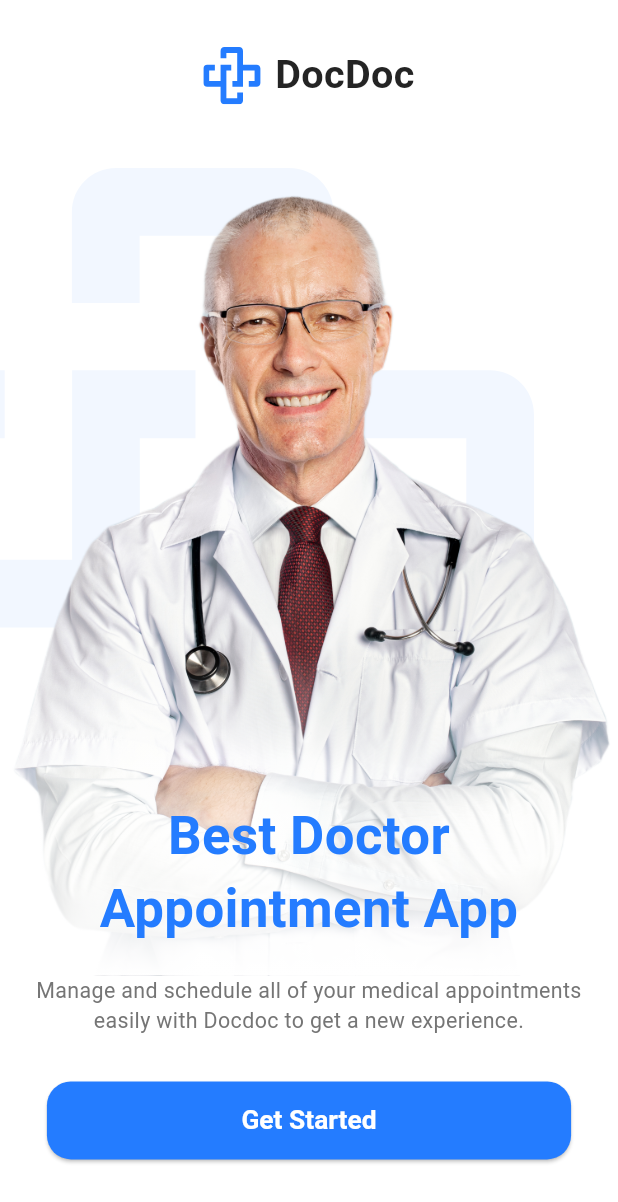
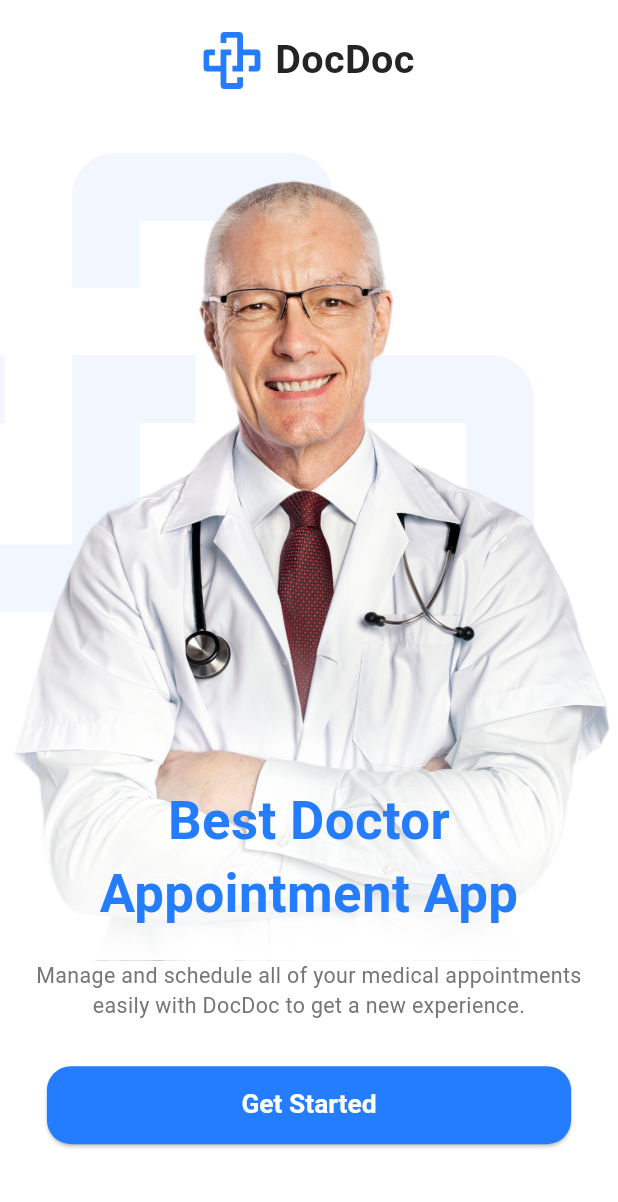
Before and after one commit to mohamed-rawash/health-care, a Flutter app: the screen it shows after launch, on a phone screen of 412 x 824 dp. Shown: the top 1202 px of the screen. Run offline on Flutter 3.47's test engine with Material 3 defaults, Android fonts, the light colour scheme and no system bars; our stand-ins replace flutter_screenutil, flutter_svg.

Commit message:
-sorry i made mistake and push *-add commit with all changes* - and now i make one change to make anthore commit for onboarding change correctly an hint for add comit

```diff
--- a/lib/features/onboarding/onboarding_screen.dart
+++ b/lib/features/onboarding/onboarding_screen.dart
@@ -23,7 +23,7 @@ class _OnboardingScreenState extends State<OnboardingScreen> {
         body: SingleChildScrollView(
       child: SafeArea(
         child: Padding(
-          padding: EdgeInsets.only(top: 30.h, bottom: 30.h),
+          padding: EdgeInsets.only(top: 20.h, bottom: 40.h),
           child: Column(
             children: [
               const DocLogoAndName(),
@@ -36,7 +36,7 @@ class _OnboardingScreenState extends State<OnboardingScreen> {
                 child: Column(
                   children: [
                     Text(
-                      "Manage and schedule all of your medical appointments easily with Docdoc to get a new experience.",
+                      "Manage and schedule all of your medical appointments easily with DocDoc to get a new experience.",
                       textAlign: TextAlign.center,
                       style: TextStyles.font13GreyWeight400,
                     ),
```
